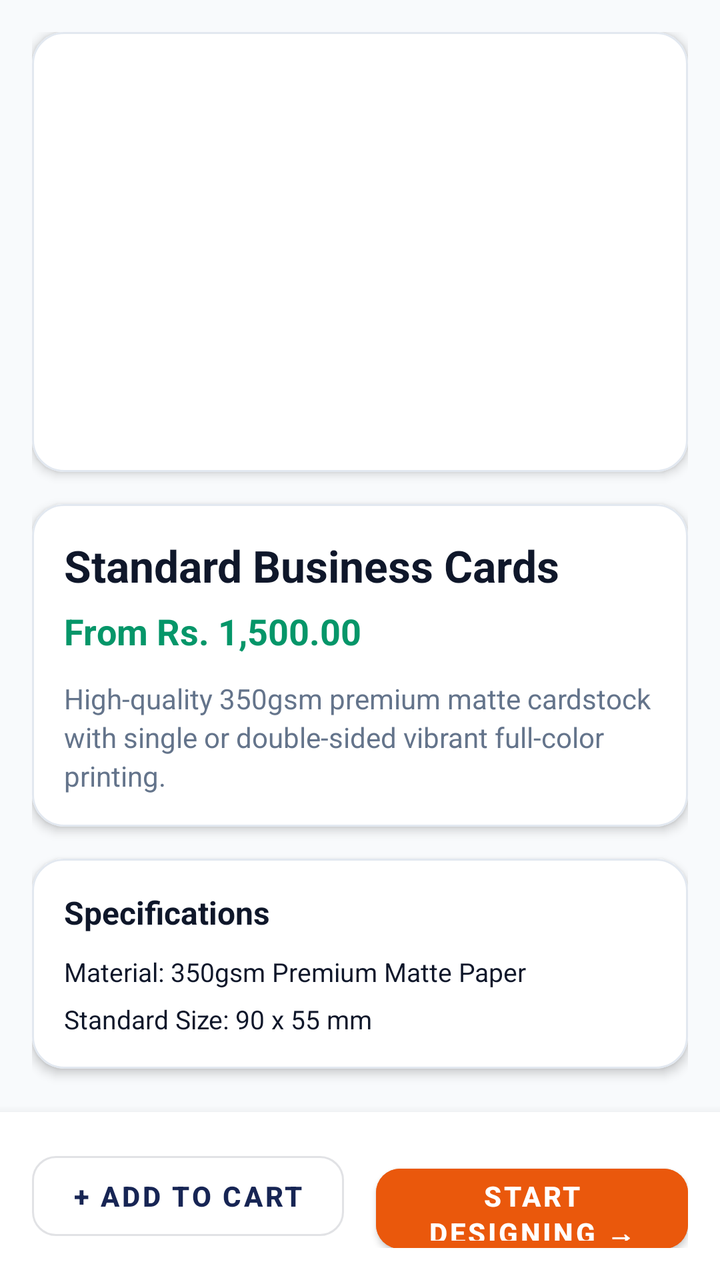
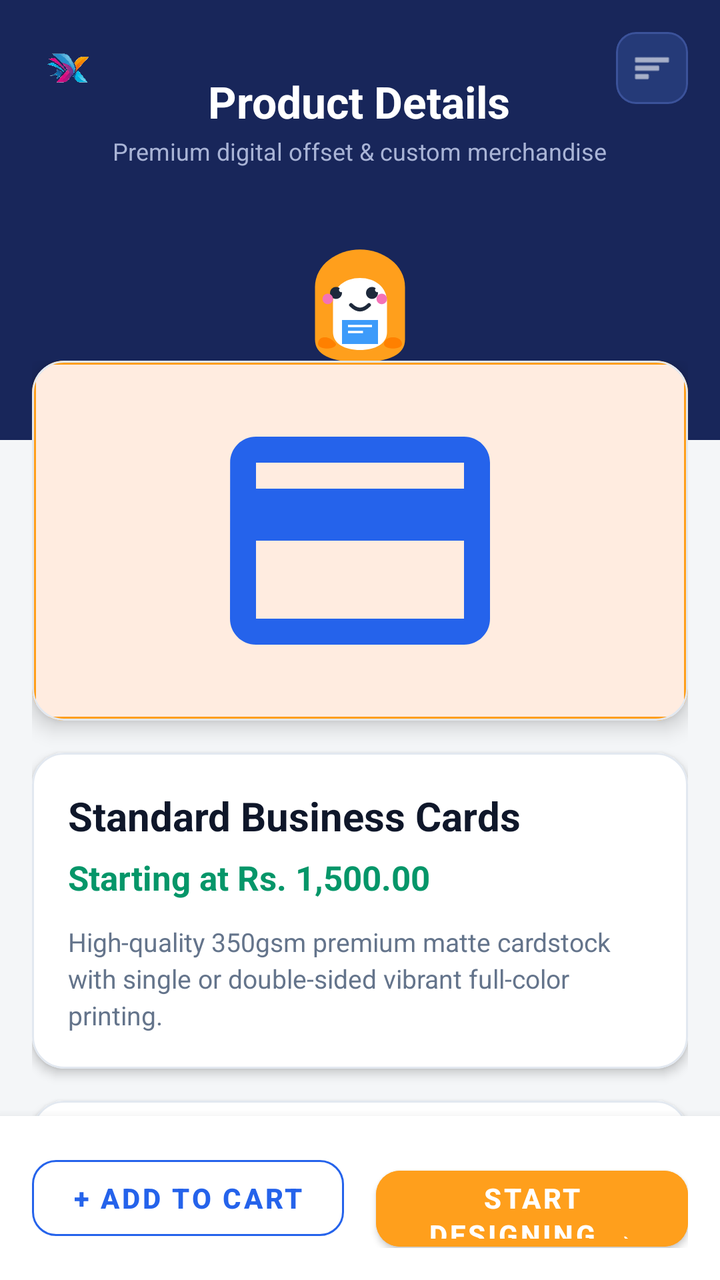

Before-and-after screenshots of an Android layout around one commit, followed by the original layout XML and the change that was made.
<!-- AndroidManifest.xml: application theme Theme.PrintXpress -->
<!-- res/layout/fragment_product_detail.xml -->
<?xml version="1.0" encoding="utf-8"?>
<LinearLayout xmlns:android="http://schemas.android.com/apk/res/android"
    xmlns:app="http://schemas.android.com/apk/res-auto"
    android:layout_width="match_parent"
    android:layout_height="match_parent"
    android:orientation="vertical"
    android:background="@color/background">

    <androidx.core.widget.NestedScrollView
        android:layout_width="match_parent"
        android:layout_height="0dp"
        android:layout_weight="1"
        android:fillViewport="true">

        <LinearLayout
            android:layout_width="match_parent"
            android:layout_height="wrap_content"
            android:orientation="vertical"
            android:padding="16dp">

            <com.google.android.material.card.MaterialCardView
                android:layout_width="match_parent"
                android:layout_height="220dp"
                android:layout_marginBottom="16dp"
                app:cardCornerRadius="16dp"
                app:cardElevation="3dp"
                app:cardBackgroundColor="@color/surface"
                app:strokeWidth="1dp"
                app:strokeColor="@color/card_stroke">

                <ImageView
                    android:id="@+id/ivProductImage"
                    android:layout_width="match_parent"
                    android:layout_height="match_parent"
                    android:scaleType="centerInside"
                    android:padding="16dp"
                    android:contentDescription="Product Image" />

            </com.google.android.material.card.MaterialCardView>

            <com.google.android.material.card.MaterialCardView
                android:layout_width="match_parent"
                android:layout_height="wrap_content"
                android:layout_marginBottom="16dp"
                app:cardCornerRadius="16dp"
                app:cardElevation="3dp"
                app:cardBackgroundColor="@color/surface"
                app:strokeWidth="1dp"
                app:strokeColor="@color/card_stroke">

                <LinearLayout
                    android:layout_width="match_parent"
                    android:layout_height="wrap_content"
                    android:orientation="vertical"
                    android:padding="16dp">

                    <TextView
                        android:id="@+id/tvProductName"
                        android:layout_width="match_parent"
                        android:layout_height="wrap_content"
                        android:text="Standard Business Cards"
                        android:textSize="22sp"
                        android:textStyle="bold"
                        android:textColor="@color/text_primary"
                        android:layout_marginBottom="6dp" />

                    <TextView
                        android:id="@+id/tvProductPrice"
                        android:layout_width="match_parent"
                        android:layout_height="wrap_content"
                        android:text="From Rs. 1,500.00"
                        android:textSize="18sp"
                        android:textStyle="bold"
                        android:textColor="#059669"
                        android:layout_marginBottom="12dp" />

                    <TextView
                        android:id="@+id/tvProductDescription"
                        android:layout_width="match_parent"
                        android:layout_height="wrap_content"
                        android:text="High-quality 350gsm premium matte cardstock with single or double-sided vibrant full-color printing."
                        android:textSize="14sp"
                        android:textColor="@color/text_secondary"
                        android:lineSpacingExtra="3dp" />

                </LinearLayout>

            </com.google.android.material.card.MaterialCardView>

            <com.google.android.material.card.MaterialCardView
                android:layout_width="match_parent"
                android:layout_height="wrap_content"
                android:layout_marginBottom="16dp"
                app:cardCornerRadius="16dp"
                app:cardElevation="3dp"
                app:cardBackgroundColor="@color/surface"
                app:strokeWidth="1dp"
                app:strokeColor="@color/card_stroke">

                <LinearLayout
                    android:layout_width="match_parent"
                    android:layout_height="wrap_content"
                    android:orientation="vertical"
                    android:padding="16dp">

                    <TextView
                        android:layout_width="wrap_content"
                        android:layout_height="wrap_content"
                        android:text="Specifications"
                        android:textSize="16sp"
                        android:textStyle="bold"
                        android:textColor="@color/text_primary"
                        android:layout_marginBottom="10dp" />

                    <TextView
                        android:id="@+id/tvProductMaterial"
                        android:layout_width="match_parent"
                        android:layout_height="wrap_content"
                        android:text="Material: 350gsm Premium Matte Paper"
                        android:textSize="13sp"
                        android:textColor="@color/text_primary"
                        android:layout_marginBottom="6dp" />

                    <TextView
                        android:id="@+id/tvProductSizes"
                        android:layout_width="match_parent"
                        android:layout_height="wrap_content"
                        android:text="Standard Size: 90 x 55 mm"
                        android:textSize="13sp"
                        android:textColor="@color/text_primary" />

                </LinearLayout>

            </com.google.android.material.card.MaterialCardView>

        </LinearLayout>

    </androidx.core.widget.NestedScrollView>

    <com.google.android.material.card.MaterialCardView
        android:layout_width="match_parent"
        android:layout_height="wrap_content"
        app:cardElevation="8dp"
        app:cardBackgroundColor="@color/surface"
        app:cardCornerRadius="0dp"
        app:strokeWidth="0dp">

        <LinearLayout
            android:layout_width="match_parent"
            android:layout_height="wrap_content"
            android:orientation="horizontal"
            android:padding="16dp">

            <com.google.android.material.button.MaterialButton
                android:id="@+id/btnAddToCart"
                style="@style/Widget.MaterialComponents.Button.OutlinedButton"
                android:layout_width="0dp"
                android:layout_height="52dp"
                android:layout_weight="1"
                android:text="+ Add to Cart"
                android:textSize="14sp"
                android:textStyle="bold"
                android:layout_marginEnd="8dp"
                app:cornerRadius="12dp" />

            <com.google.android.material.button.MaterialButton
                android:id="@+id/btnCustomize"
                android:layout_width="0dp"
                android:layout_height="52dp"
                android:layout_weight="1"
                android:text="Start Designing →"
                android:textSize="14sp"
                android:textStyle="bold"
                android:layout_marginStart="8dp"
                app:cornerRadius="12dp"
                android:backgroundTint="#EA580C" />

        </LinearLayout>

    </com.google.android.material.card.MaterialCardView>

</LinearLayout>
<!-- resources referenced by this layout -->
<resources>
  <color name="background">#F8FAFC</color>
  <color name="card_stroke">#E2E8F0</color>
  <color name="surface">#FFFFFF</color>
  <color name="text_primary">#0F172A</color>
  <color name="text_secondary">#64748B</color>
  <color name="primary">#172554</color>
  <color name="primary_variant">#0F172A</color>
  <color name="secondary">#EA580C</color>
  <color name="secondary_variant">#C2410C</color>
  <!-- unchanged entries left out for length: 1 -->
</resources>

<!-- the commit's change to res/layout/fragment_product_detail.xml (unified diff, before → after) -->
@@ -15,128 +15,226 @@
         <LinearLayout
             android:layout_width="match_parent"
             android:layout_height="wrap_content"
-            android:orientation="vertical"
-            android:padding="16dp">
-
-            <com.google.android.material.card.MaterialCardView
+            android:orientation="vertical">
+
+            
+            <RelativeLayout
+                android:id="@+id/layoutDetailHeader"
                 android:layout_width="match_parent"
                 android:layout_height="220dp"
-                android:layout_marginBottom="16dp"
-                app:cardCornerRadius="16dp"
-                app:cardElevation="3dp"
-                app:cardBackgroundColor="@color/surface"
-                app:strokeWidth="1dp"
-                app:strokeColor="@color/card_stroke">
+                android:background="@color/header_bg_customer"
+                android:padding="16dp">
 
                 <ImageView
-                    android:id="@+id/ivProductImage"
-                    android:layout_width="match_parent"
-                    android:layout_height="match_parent"
-                    android:scaleType="centerInside"
-                    android:padding="16dp"
-                    android:contentDescription="Product Image" />
-
-            </com.google.android.material.card.MaterialCardView>
-
-            <com.google.android.material.card.MaterialCardView
+                    android:id="@+id/ivDetailTopLogo"
+                    android:layout_width="36dp"
+                    android:layout_height="36dp"
+                    android:src="@drawable/ic_launcher_foreground_1024"
+                    android:layout_alignParentStart="true"
+                    android:layout_alignParentTop="true"
+                    android:contentDescription="@string/cd_top_logo" />
+
+                <com.google.android.material.card.MaterialCardView
+                    android:id="@+id/btnDetailMenuHeader"
+                    android:layout_width="36dp"
+                    android:layout_height="36dp"
+                    android:layout_alignParentEnd="true"
+                    android:layout_alignParentTop="true"
+                    app:cardCornerRadius="10dp"
+                    app:cardBackgroundColor="#253A78"
+                    app:strokeWidth="1dp"
+                    app:strokeColor="#3B529A"
+                    app:cardElevation="0dp">
+
+                    <ImageView
+                        android:layout_width="20dp"
+                        android:layout_height="20dp"
+                        android:layout_gravity="center"
+                        android:src="@android:drawable/ic_menu_sort_by_size"
+                        app:tint="@android:color/white"
+                        android:contentDescription="@string/cd_menu_button" />
+
+                </com.google.android.material.card.MaterialCardView>
+
+                <LinearLayout
+                    android:layout_width="wrap_content"
+                    android:layout_height="wrap_content"
+                    android:orientation="vertical"
+                    android:layout_centerHorizontal="true"
+                    android:layout_marginTop="20dp"
+                    android:gravity="center">
+
+                    <TextView
+                        android:layout_width="wrap_content"
+                        android:layout_height="wrap_content"
+                        android:text="Product Details"
+                        android:textSize="22sp"
+                        android:textStyle="bold"
+                        android:textColor="@android:color/white" />
+
+                    <TextView
+                        android:layout_width="wrap_content"
+                        android:layout_height="wrap_content"
+                        android:text="Premium digital offset &amp; custom merchandise"
+                        android:textSize="12sp"
+                        android:textColor="#A9B4D6"
+                        android:layout_marginTop="2dp" />
+
+                </LinearLayout>
+
+                <ImageView
+                    android:id="@+id/ivDetailMascot"
+                    android:layout_width="90dp"
+                    android:layout_height="90dp"
+                    android:src="@drawable/ic_mascot_normal"
+                    android:layout_alignParentBottom="true"
+                    android:layout_centerHorizontal="true"
+                    android:layout_marginBottom="8dp"
+                    android:contentDescription="@string/cd_mascot" />
+
+            </RelativeLayout>
+
+            <LinearLayout
                 android:layout_width="match_parent"
                 android:layout_height="wrap_content"
-                android:layout_marginBottom="16dp"
-                app:cardCornerRadius="16dp"
-                app:cardElevation="3dp"
-                app:cardBackgroundColor="@color/surface"
-                app:strokeWidth="1dp"
-                app:strokeColor="@color/card_stroke">
-
-                <LinearLayout
+                android:orientation="vertical"
+                android:paddingHorizontal="16dp"
+                android:layout_marginTop="-40dp">
+
+                
+                <com.google.android.material.card.MaterialCardView
+                    android:id="@+id/cardProductImage"
+                    android:layout_width="match_parent"
+                    android:layout_height="180dp"
+                    android:layout_marginBottom="16dp"
+                    app:cardCornerRadius="16dp"
+                    app:cardElevation="6dp"
+                    app:cardBackgroundColor="@color/surface"
+                    app:strokeWidth="1dp"
+                    app:strokeColor="@color/card_stroke">
+
+                    <FrameLayout
+                        android:layout_width="match_parent"
+                        android:layout_height="match_parent"
+                        android:background="@drawable/selection_border"
+                        android:padding="12dp">
+
+                        <ImageView
+                            android:id="@+id/ivProductImage"
+                            android:layout_width="match_parent"
+                            android:layout_height="match_parent"
+                            android:src="@drawable/ic_cat_business_card"
+                            android:scaleType="fitCenter"
+                            android:contentDescription="Product Image" />
+
+                    </FrameLayout>
+
+                </com.google.android.material.card.MaterialCardView>
+
+                
+                <com.google.android.material.card.MaterialCardView
                     android:layout_width="match_parent"
                     android:layout_height="wrap_content"
-                    android:orientation="vertical"
-                    android:padding="16dp">
-
-                    <TextView
-                        android:id="@+id/tvProductName"
+                    android:layout_marginBottom="16dp"
+                    app:cardCornerRadius="16dp"
+                    app:cardElevation="3dp"
+                    app:cardBackgroundColor="@color/surface"
+                    app:strokeWidth="1dp"
+                    app:strokeColor="@color/card_stroke">
+
+                    <LinearLayout
                         android:layout_width="match_parent"
                         android:layout_height="wrap_content"
-                        android:text="Standard Business Cards"
-                        android:textSize="22sp"
-                        android:textStyle="bold"
-                        android:textColor="@color/text_primary"
-                        android:layout_marginBottom="6dp" />
-
-                    <TextView
-                        android:id="@+id/tvProductPrice"
-                        android:layout_width="match_parent"
-                        android:layout_height="wrap_content"
-                        android:text="From Rs. 1,500.00"
-                        android:textSize="18sp"
-                        android:textStyle="bold"
-                        android:textColor="#059669"
-                        android:layout_marginBottom="12dp" />
-
-                    <TextView
-                        android:id="@+id/tvProductDescription"
-                        android:layout_width="match_parent"
-                        android:layout_height="wrap_content"
-                        android:text="High-quality 350gsm premium matte cardstock with single or double-sided vibrant full-color printing."
-                        android:textSize="14sp"
-                        android:textColor="@color/text_secondary"
-                        android:lineSpacingExtra="3dp" />
-
-                </LinearLayout>
-
-            </com.google.android.material.card.MaterialCardView>
-
-            <com.google.android.material.card.MaterialCardView
-                android:layout_width="match_parent"
-                android:layout_height="wrap_content"
-                android:layout_marginBottom="16dp"
-                app:cardCornerRadius="16dp"
-                app:cardElevation="3dp"
-                app:cardBackgroundColor="@color/surface"
-                app:strokeWidth="1dp"
-                app:strokeColor="@color/card_stroke">
-
-                <LinearLayout
+                        android:orientation="vertical"
+                        android:padding="18dp">
+
+                        <TextView
+                            android:id="@+id/tvProductName"
+                            android:layout_width="match_parent"
+                            android:layout_height="wrap_content"
+                            android:text="Standard Business Cards"
+                            android:textSize="20sp"
+                            android:textStyle="bold"
+                            android:textColor="@color/text_primary"
+                            android:layout_marginBottom="6dp" />
+
+                        <TextView
+                            android:id="@+id/tvProductPrice"
+                            android:layout_width="match_parent"
+                            android:layout_height="wrap_content"
+                            android:text="Starting at Rs. 1,500.00"
+                            android:textSize="17sp"
+                            android:textStyle="bold"
+                            android:textColor="#059669"
+                            android:layout_marginBottom="12dp" />
+
+                        <TextView
+                            android:id="@+id/tvProductDescription"
+                            android:layout_width="match_parent"
+                            android:layout_height="wrap_content"
+                            android:text="High-quality 350gsm premium matte cardstock with single or double-sided vibrant full-color printing."
+                            android:textSize="13sp"
+                            android:textColor="@color/text_secondary"
+                            android:lineSpacingExtra="3dp" />
+
+                    </LinearLayout>
+
+                </com.google.android.material.card.MaterialCardView>
+
+                
+                <com.google.android.material.card.MaterialCardView
                     android:layout_width="match_parent"
                     android:layout_height="wrap_content"
-                    android:orientation="vertical"
-                    android:padding="16dp">
-
-                    <TextView
-                        android:layout_width="wrap_content"
-                        android:layout_height="wrap_content"
-                        android:text="Specifications"
-                        android:textSize="16sp"
-                        android:textStyle="bold"
-                        android:textColor="@color/text_primary"
-                        android:layout_marginBottom="10dp" />
-
-                    <TextView
-                        android:id="@+id/tvProductMaterial"
+                    android:layout_marginBottom="24dp"
+                    app:cardCornerRadius="16dp"
+                    app:cardElevation="3dp"
+                    app:cardBackgroundColor="@color/surface"
+                    app:strokeWidth="1dp"
+                    app:strokeColor="@color/card_stroke">
+
+                    <LinearLayout
                         android:layout_width="match_parent"
                         android:layout_height="wrap_content"
-                        android:text="Material: 350gsm Premium Matte Paper"
-                        android:textSize="13sp"
-                        android:textColor="@color/text_primary"
-                        android:layout_marginBottom="6dp" />
-
-                    <TextView
-                        android:id="@+id/tvProductSizes"
-                        android:layout_width="match_parent"
-                        android:layout_height="wrap_content"
-                        android:text="Standard Size: 90 x 55 mm"
-                        android:textSize="13sp"
-                        android:textColor="@color/text_primary" />
-
-                </LinearLayout>
-
-            </com.google.android.material.card.MaterialCardView>
+                        android:orientation="vertical"
+                        android:padding="18dp">
+
+                        <TextView
+                            android:layout_width="wrap_content"
+                            android:layout_height="wrap_content"
+                            android:text="Print Specifications"
+                            android:textSize="15sp"
+                            android:textStyle="bold"
+                            android:textColor="@color/text_primary"
+                            android:layout_marginBottom="10dp" />
+
+                        <TextView
+                            android:id="@+id/tvProductMaterial"
+                            android:layout_width="match_parent"
+                            android:layout_height="wrap_content"
+                            android:text="Material: 350gsm Premium Matte Paper"
+                            android:textSize="13sp"
+                            android:textColor="@color/text_primary"
+                            android:layout_marginBottom="6dp" />
+
+                        <TextView
+                            android:id="@+id/tvProductSizes"
+                            android:layout_width="match_parent"
+                            android:layout_height="wrap_content"
+                            android:text="Standard Size: 90 x 55 mm"
+                            android:textSize="13sp"
+                            android:textColor="@color/text_primary" />
+
+                    </LinearLayout>
+
+                </com.google.android.material.card.MaterialCardView>
+
+            </LinearLayout>
 
         </LinearLayout>
 
     </androidx.core.widget.NestedScrollView>
 
+    
     <com.google.android.material.card.MaterialCardView
         android:layout_width="match_parent"
         android:layout_height="wrap_content"
@@ -155,25 +253,27 @@
                 android:id="@+id/btnAddToCart"
                 style="@style/Widget.MaterialComponents.Button.OutlinedButton"
                 android:layout_width="0dp"
-                android:layout_height="52dp"
+                android:layout_height="50dp"
                 android:layout_weight="1"
                 android:text="+ Add to Cart"
                 android:textSize="14sp"
                 android:textStyle="bold"
+                android:textColor="@color/primary"
+                app:strokeColor="@color/primary"
                 android:layout_marginEnd="8dp"
                 app:cornerRadius="12dp" />
 
             <com.google.android.material.button.MaterialButton
                 android:id="@+id/btnCustomize"
                 android:layout_width="0dp"
-                android:layout_height="52dp"
+                android:layout_height="50dp"
                 android:layout_weight="1"
                 android:text="Start Designing →"
                 android:textSize="14sp"
                 android:textStyle="bold"
                 android:layout_marginStart="8dp"
                 app:cornerRadius="12dp"
-                android:backgroundTint="#EA580C" />
+                android:backgroundTint="#FF9F1C" />
 
         </LinearLayout>
 
<!-- resource entries referenced after the edit -->
@@ -1,14 +1,96 @@
 <!-- resources referenced by this layout -->
 <resources>
-  <color name="background">#F8FAFC</color>
+  <color name="background">#F4F6F8</color>
   <color name="card_stroke">#E2E8F0</color>
+  <color name="header_bg_customer">#18265A</color>
   <color name="surface">#FFFFFF</color>
   <color name="text_primary">#0F172A</color>
   <color name="text_secondary">#64748B</color>
-  <color name="primary">#172554</color>
-  <color name="primary_variant">#0F172A</color>
-  <color name="secondary">#EA580C</color>
-  <color name="secondary_variant">#C2410C</color>
+  <!-- drawable ic_cat_business_card (drawable) -->
+  <vector xmlns:android="http://schemas.android.com/apk/res/android"
+      android:width="36dp"
+      android:height="36dp"
+      android:viewportWidth="24"
+      android:viewportHeight="24">
+    <path
+        android:fillColor="#2563EB"
+        android:pathData="M20,4H4C2.89,4 2.01,4.89 2.01,6L2,18c0,1.11 0.89,2 2,2h16c1.11,0 2,-0.89 2,-2V6C22,4.89 21.11,4 20,4zM20,18H4v-6h16V18zM20,8H4V6h16V8z"/>
+  </vector>
+  <!-- drawable ic_launcher_foreground_1024: png bitmap (drawable, 275054 bytes) -->
+  <!-- drawable ic_mascot_normal (drawable) -->
+  <?xml version="1.0" encoding="utf-8"?>
+  <vector xmlns:android="http://schemas.android.com/apk/res/android"
+      android:width="120dp"
+      android:height="120dp"
+      android:viewportWidth="120"
+      android:viewportHeight="120">
+  
+      <path
+          android:fillColor="#FF9F1C"
+          android:pathData="M30,50 C30,35 45,25 60,25 C75,25 90,35 90,50 L90,85 C90,95 80,100 60,100 C40,100 30,95 30,85 Z" />
+  
+      <path
+          android:fillColor="#FFF"
+          android:pathData="M42,60 C42,50 50,44 60,44 C70,44 78,50 78,60 L78,80 C78,88 70,92 60,92 C50,92 42,88 42,80 Z" />
+  
+      <path
+          android:fillColor="#1E293B"
+          android:pathData="M48,54 A4,4 0 1,1 48,53.9 Z" />
+      <path
+          android:fillColor="#1E293B"
+          android:pathData="M72,54 A4,4 0 1,1 72,53.9 Z" />
+  
+      <path
+          android:fillColor="#FFF"
+          android:pathData="M49,52 A1.5,1.5 0 1,1 49,51.9 Z" />
+      <path
+          android:fillColor="#FFF"
+          android:pathData="M73,52 A1.5,1.5 0 1,1 73,51.9 Z" />
+  
+      <path
+          android:fillColor="#F472B6"
+          android:pathData="M42,58 A3.5,3.5 0 1,1 42,57.9 Z" />
+      <path
+          android:fillColor="#F472B6"
+          android:pathData="M78,58 A3.5,3.5 0 1,1 78,57.9 Z" />
+  
+      <path
+          android:strokeColor="#1E293B"
+          android:strokeWidth="2.5"
+          android:strokeLineCap="round"
+          android:pathData="M54,62 Q60,68 66,62" />
+  
+      <path
+          android:fillColor="#FF8000"
+          android:pathData="M32,88 C32,82 40,82 44,88 C44,92 32,92 32,88 Z" />
+      <path
+          android:fillColor="#FF8000"
+          android:pathData="M76,88 C76,82 88,82 88,88 C88,92 76,92 76,88 Z" />
+  
+      <path
+          android:fillColor="#3D9BFA"
+          android:pathData="M48,72 L72,72 L72,88 L48,88 Z" />
+      <path
+          android:strokeColor="#FFF"
+          android:strokeWidth="1.5"
+          android:pathData="M52,76 L68,76 M52,80 L62,80" />
+  
+  </vector>
+  <!-- drawable selection_border (drawable) -->
+  <?xml version="1.0" encoding="utf-8"?>
+  <shape xmlns:android="http://schemas.android.com/apk/res/android"
+      android:shape="rectangle">
+      <stroke android:width="2dp" android:color="@color/secondary" />
+      <corners android:radius="4dp" />
+      <solid android:color="#22F97316" />
+  </shape>
+  <string name="cd_mascot">Cute Print Mascot</string>
+  <string name="cd_menu_button">Menu Button</string>
+  <string name="cd_top_logo">PrintXpress Logo Mark</string>
+  <color name="primary">#2563EB</color>
+  <color name="primary_variant">#172554</color>
+  <color name="secondary">#FF9F1C</color>
+  <color name="secondary_variant">#EA580C</color>
   <!-- unchanged entries left out for length: 1 -->
 </resources>
 
